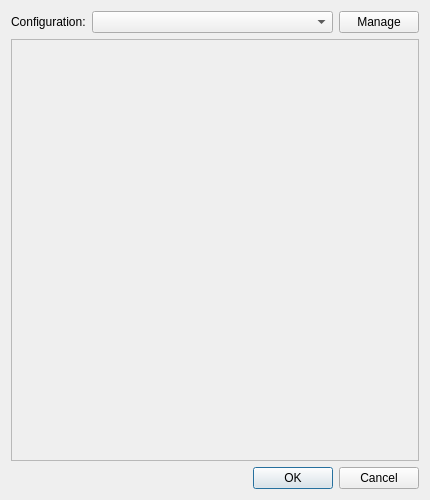
Old version of the form src/appleseed.studio/mainwindow/rendersettingswindow.ui in the repository appleseedhq/appleseed.
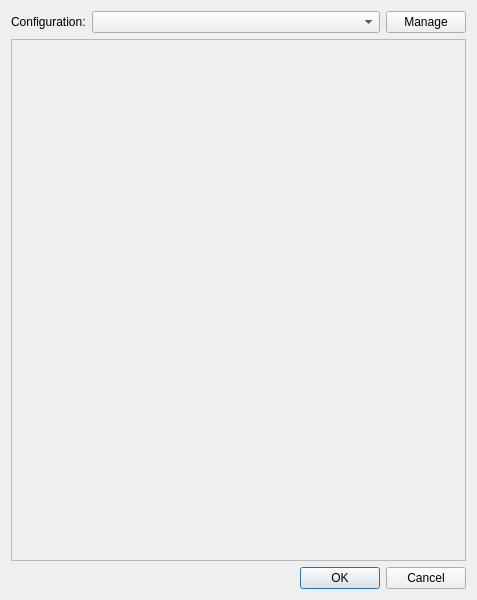
New version of the form.

Commit message: first mostly functional render settings dialog.

Diff of the .ui file:
```diff
--- a/src/appleseed.studio/mainwindow/rendersettingswindow.ui
+++ b/src/appleseed.studio/mainwindow/rendersettingswindow.ui
@@ -2,23 +2,15 @@
 <ui version="4.0">
  <class>RenderSettingsWindow</class>
  <widget class="QWidget" name="RenderSettingsWindow">
-  <property name="geometry">
-   <rect>
-    <x>0</x>
-    <y>0</y>
-    <width>430</width>
-    <height>500</height>
-   </rect>
-  </property>
   <property name="minimumSize">
    <size>
-    <width>430</width>
-    <height>500</height>
+    <width>477</width>
+    <height>600</height>
    </size>
   </property>
   <property name="maximumSize">
    <size>
-    <width>430</width>
+    <width>477</width>
     <height>16777215</height>
    </size>
   </property>
@@ -65,14 +57,6 @@
       <bool>true</bool>
      </property>
      <widget class="QWidget" name="scrollareawidget">
-      <property name="geometry">
-       <rect>
-        <x>0</x>
-        <y>0</y>
-        <width>410</width>
-        <height>420</height>
-       </rect>
-      </property>
       <layout class="QVBoxLayout" name="verticalLayout_3">
        <property name="sizeConstraint">
         <enum>QLayout::SetFixedSize</enum>
@@ -84,7 +68,7 @@
          </property>
          <property name="sizeHint" stdset="0">
           <size>
-           <width>360</width>
+           <width>420</width>
            <height>0</height>
           </size>
          </property>
```
Left out of the diff: 2 changed lines with no effect on the pictures. The commit also changes 4 other files.
